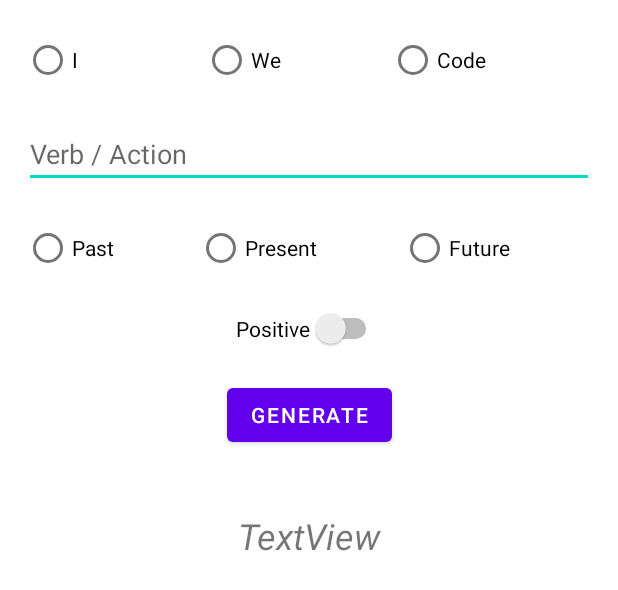
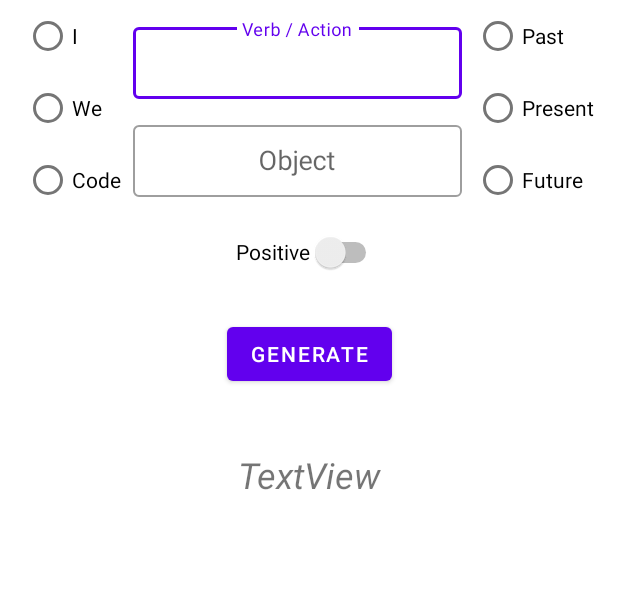
Before and after one commit to Improve10X/ImproveEnglish10X, an Android app: the layout activity_main.xml on its own in the app's theme, with its tools: preview values and no code run, on a phone screen of 412 x 824 dp. Shown: the top 590 px of the screen. Run offline under Robolectric (Android 15) with nearby library versions, the phone set to English and light mode, and no system bars.

Commit message:
UI and fixes

```diff
--- a/app/src/main/res/layout/activity_main.xml
+++ b/app/src/main/res/layout/activity_main.xml
@@ -22,13 +22,13 @@
 
     <RadioGroup
         android:id="@+id/subject_rg"
-        android:layout_width="0dp"
+        android:layout_width="wrap_content"
         android:layout_height="wrap_content"
-        android:layout_marginTop="16dp"
-        android:orientation="horizontal"
-        app:layout_constraintEnd_toEndOf="@id/guideline3"
+        android:orientation="vertical"
+        app:layout_constraintEnd_toStartOf="@+id/verb_or_action_layout"
+        app:layout_constraintHorizontal_bias="0.5"
         app:layout_constraintStart_toStartOf="@id/guideline2"
-        app:layout_constraintTop_toTopOf="parent">
+        app:layout_constraintTop_toTopOf="@+id/tense_rg">
 
         <RadioButton
             android:id="@+id/i_rb"
@@ -52,25 +52,37 @@
             android:text="Code" />
     </RadioGroup>
 
-    <AutoCompleteTextView
-        android:id="@+id/autoCompleteTextView"
+    <com.google.android.material.textfield.TextInputLayout
+        android:id="@+id/verb_or_action_layout"
         android:layout_width="0dp"
         android:layout_height="wrap_content"
-        android:layout_marginTop="16dp"
+        android:layout_marginStart="8dp"
+        android:layout_marginEnd="8dp"
+        android:gravity="center"
         android:hint="Verb / Action"
-        app:layout_constraintEnd_toEndOf="@id/guideline3"
-        app:layout_constraintStart_toStartOf="@id/guideline2"
-        app:layout_constraintTop_toBottomOf="@+id/subject_rg" />
+        style="@style/Widget.MaterialComponents.TextInputLayout.OutlinedBox"
+        app:layout_constraintBottom_toTopOf="@+id/object_layout"
+        app:layout_constraintEnd_toStartOf="@+id/tense_rg"
+        app:layout_constraintHorizontal_bias="0.5"
+        app:layout_constraintStart_toEndOf="@+id/subject_rg"
+        app:layout_constraintTop_toTopOf="@id/tense_rg"
+        app:layout_constraintVertical_bias="0.5" >
+        <AutoCompleteTextView
+            android:layout_width="match_parent"
+            android:layout_height="wrap_content"
+            android:gravity="center"
+            android:minHeight="48dp"/>
+    </com.google.android.material.textfield.TextInputLayout>
 
     <RadioGroup
         android:id="@+id/tense_rg"
-        android:layout_width="0dp"
+        android:layout_width="wrap_content"
         android:layout_height="wrap_content"
-        android:layout_marginTop="16dp"
-        android:orientation="horizontal"
+        android:orientation="vertical"
         app:layout_constraintEnd_toEndOf="@id/guideline3"
-        app:layout_constraintStart_toStartOf="@id/guideline2"
-        app:layout_constraintTop_toBottomOf="@id/autoCompleteTextView">
+        app:layout_constraintHorizontal_bias="0.5"
+        app:layout_constraintStart_toEndOf="@+id/verb_or_action_layout"
+        tools:layout_editor_absoluteY="32dp">
 
         <RadioButton
             android:id="@+id/past_rb"
@@ -98,14 +110,14 @@
         android:id="@+id/positive_switch"
         android:layout_width="wrap_content"
         android:layout_height="wrap_content"
-        android:layout_marginTop="16dp"
+        android:minHeight="48dp"
         android:text="Positive"
         app:layout_constraintEnd_toStartOf="@+id/guideline3"
         app:layout_constraintStart_toStartOf="@+id/guideline2"
-        app:layout_constraintTop_toBottomOf="@+id/tense_rg" />
+        app:layout_constraintTop_toBottomOf="@id/tense_rg" />
 
     <Button
-        android:id="@+id/button"
+        android:id="@+id/generate_btn"
         android:layout_width="wrap_content"
         android:layout_height="wrap_content"
         android:layout_marginTop="20dp"
@@ -115,7 +127,7 @@
         app:layout_constraintTop_toBottomOf="@+id/positive_switch" />
 
     <TextView
-        android:id="@+id/textView"
+        android:id="@+id/sentense_txt"
         android:layout_width="0dp"
         android:layout_height="wrap_content"
         android:layout_marginTop="40dp"
@@ -127,6 +139,26 @@
         android:textStyle="italic"
         app:layout_constraintEnd_toStartOf="@+id/guideline3"
         app:layout_constraintStart_toStartOf="@+id/guideline2"
-        app:layout_constraintTop_toBottomOf="@+id/button" />
+        app:layout_constraintTop_toBottomOf="@+id/generate_btn" />
+
+    <com.google.android.material.textfield.TextInputLayout
+        android:id="@+id/object_layout"
+        style="@style/Widget.MaterialComponents.TextInputLayout.OutlinedBox"
+        android:layout_width="0dp"
+        android:layout_height="wrap_content"
+        android:gravity="center"
+        android:hint="Object"
+        app:layout_constraintBottom_toTopOf="@+id/positive_switch"
+        app:layout_constraintEnd_toEndOf="@+id/verb_or_action_layout"
+        app:layout_constraintStart_toStartOf="@+id/verb_or_action_layout"
+        app:layout_constraintTop_toBottomOf="@+id/verb_or_action_layout"
+        app:layout_constraintVertical_bias="0.5">
+
+        <AutoCompleteTextView
+            android:layout_width="match_parent"
+            android:layout_height="wrap_content"
+            android:gravity="center"
+            android:minHeight="48dp" />
+    </com.google.android.material.textfield.TextInputLayout>
 
 </androidx.constraintlayout.widget.ConstraintLayout>
```
Also changed, not shown: app/src/main/java/com/improve10x/improveenglish10x/MainActivity.java (+44 -0 lines).
